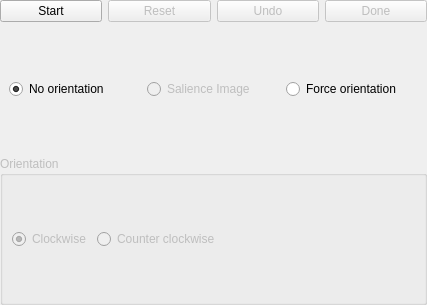
Qt form segmentation/livewire/livewire.ui (LIDS-UNICAMP/MISe) before a commit.
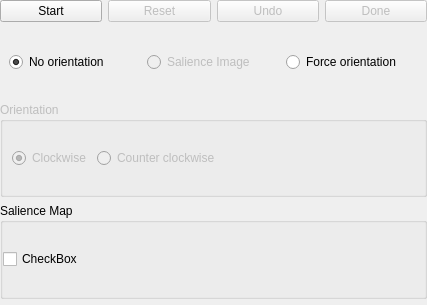
The same form after that commit. Icons and pictures are not drawn.

Commit message: Set-up livewire salience layout

```diff
--- a/segmentation/livewire/livewire.ui
+++ b/segmentation/livewire/livewire.ui
@@ -24,7 +24,7 @@
     <number>0</number>
    </property>
    <property name="bottomMargin">
-    <number>0</number>
+    <number>6</number>
    </property>
    <item>
     <layout class="QVBoxLayout" name="verticalLayout_4">
@@ -158,6 +158,34 @@
      </layout>
     </widget>
    </item>
+   <item>
+    <widget class="QGroupBox" name="gbSalienceMap">
+     <property name="title">
+      <string>Salience Map</string>
+     </property>
+     <layout class="QVBoxLayout" name="verticalLayout_3">
+      <property name="leftMargin">
+       <number>0</number>
+      </property>
+      <property name="topMargin">
+       <number>0</number>
+      </property>
+      <property name="rightMargin">
+       <number>0</number>
+      </property>
+      <property name="bottomMargin">
+       <number>0</number>
+      </property>
+      <item>
+       <widget class="QCheckBox" name="cbSalience">
+        <property name="text">
+         <string>CheckBox</string>
+        </property>
+       </widget>
+      </item>
+     </layout>
+    </widget>
+   </item>
   </layout>
  </widget>
  <resources>
```
